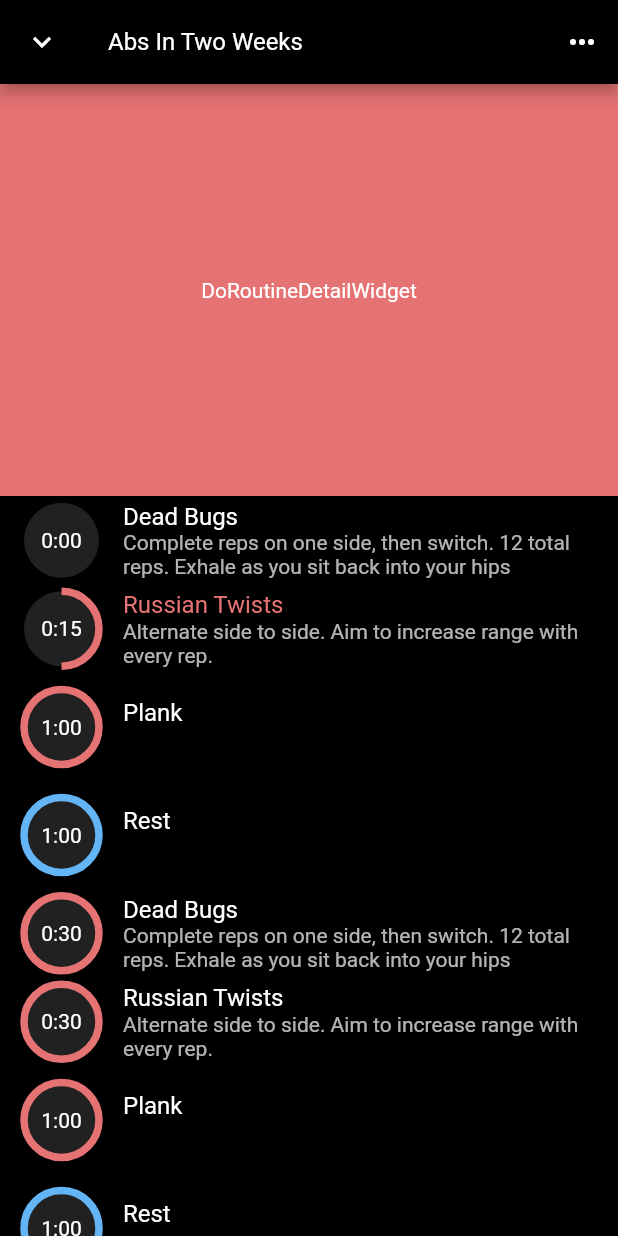
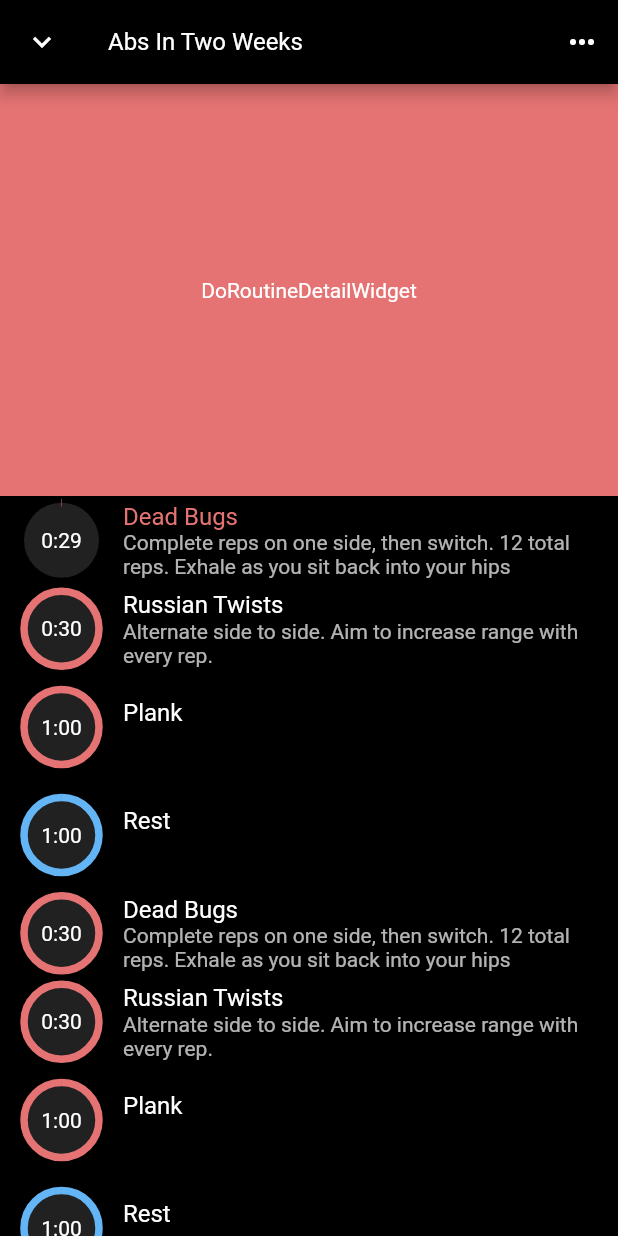
Before and after one commit to ivedone/mvp, a Flutter app: the screen it shows after launch, after a tap on an icon or button, on a phone screen of 412 x 824 dp. Run offline on Flutter 3.47's test engine with Material 2 defaults, Android fonts, the phone set to English and light mode, and no system bars.

Commit message:
DoRoutineFullScreenModal ticks

```diff
--- /dev/null
+++ b/lib/components/do_routine/countdown.dart/animated.dart
@@ -0,0 +1,50 @@
+import 'package:flutter/material.dart';
+import 'package:mvp/models/do_routine.dart';
+import 'package:provider/provider.dart';
+import 'package:mvp/models/countdown.dart';
+
+class AnimatedCountdownWidget extends StatelessWidget {
+  const AnimatedCountdownWidget({Key? key}) : super(key: key);
+  @override
+  Widget build(BuildContext context) {
+    final void Function() toggle =
+        Provider.of<DoRoutineModel>(context, listen: false).toggle;
+    return GestureDetector(
+      onTap: toggle,
+      child: SizedBox(
+        width: 50,
+        height: 50,
+        child: Stack(
+          children: [
+            Center(
+                child: Container(
+                    width: 50,
+                    height: 50,
+                    decoration: BoxDecoration(
+                      shape: BoxShape.circle,
+                      color: Theme.of(context).colorScheme.primaryVariant,
+                    ),
+                    child: Selector<CountdownModel, double>(
+                        selector: (_, CountdownModel model) =>
+                            model.percentDone,
+                        builder: (_, percentDone, __) =>
+                            CircularProgressIndicator(
+                                strokeWidth: 5.0,
+                                value: percentDone,
+                                semanticsLabel: 'Task progress',
+                                color: Theme.of(context).colorScheme.secondary,
+                                backgroundColor: Colors.transparent)))),
+            Center(
+                child: Selector<CountdownModel, String>(
+                    selector: (_, CountdownModel model) =>
+                        model.remainingString,
+                    builder: (_, remaining, __) => Text(remaining,
+                        style: TextStyle(
+                            color:
+                                Theme.of(context).colorScheme.onSecondary)))),
+          ],
+        ),
+      ),
+    );
+  }
+}
--- a/lib/components/do_routine/countdown.dart/countdown.dart
+++ b/lib/components/do_routine/countdown.dart/countdown.dart
@@ -1,4 +1,5 @@
 import 'package:flutter/material.dart';
+import 'package:mvp/components/do_routine/countdown.dart/animated.dart';
 import 'package:mvp/components/do_routine/countdown.dart/static.dart';
 import 'package:mvp/models/task.dart';
 
@@ -20,10 +21,7 @@ class CountdownWidget extends StatelessWidget {
           percentDone: 1.0,
         );
       case TaskState.active:
-        return StaticCountdownWidget(
-          remaining: duration - Duration(seconds: duration.inSeconds ~/ 2),
-          percentDone: 0.5,
-        );
+        return const AnimatedCountdownWidget();
       case TaskState.done:
         return const StaticCountdownWidget(
           remaining: Duration.zero,
--- a/lib/models/countdown.dart
+++ b/lib/models/countdown.dart
@@ -39,6 +39,8 @@ class CountdownModel with ChangeNotifier {
   bool get isDone => _diff.compareTo(Duration.zero) < 1;
   Duration get remaining => isDone ? Duration.zero : _diff;
   String get remainingString => toMinutesAndSeconds(remaining);
+
+  double get percentDone => elapsed.inMilliseconds / duration.inMilliseconds;
 
   CountdownModel start() {
     stopwatch.start();
--- a/lib/models/do_routine.dart
+++ b/lib/models/do_routine.dart
@@ -132,11 +132,11 @@ class DoRoutineModel extends ChangeNotifier {
   }
 
   void _onTick(_) {
+    _countdown.notifyListeners();
     if (!hasRoutine || isDone) {
       stop();
     } else if (_countdown.isDone) {
       skipForward(startElapsed: _countdown.excessSkippedPast);
     }
-    notifyListeners();
   }
 }
```
Also changed, not shown: lib/components/do_routine/countdown.dart/static.dart (+5 -6 lines).
